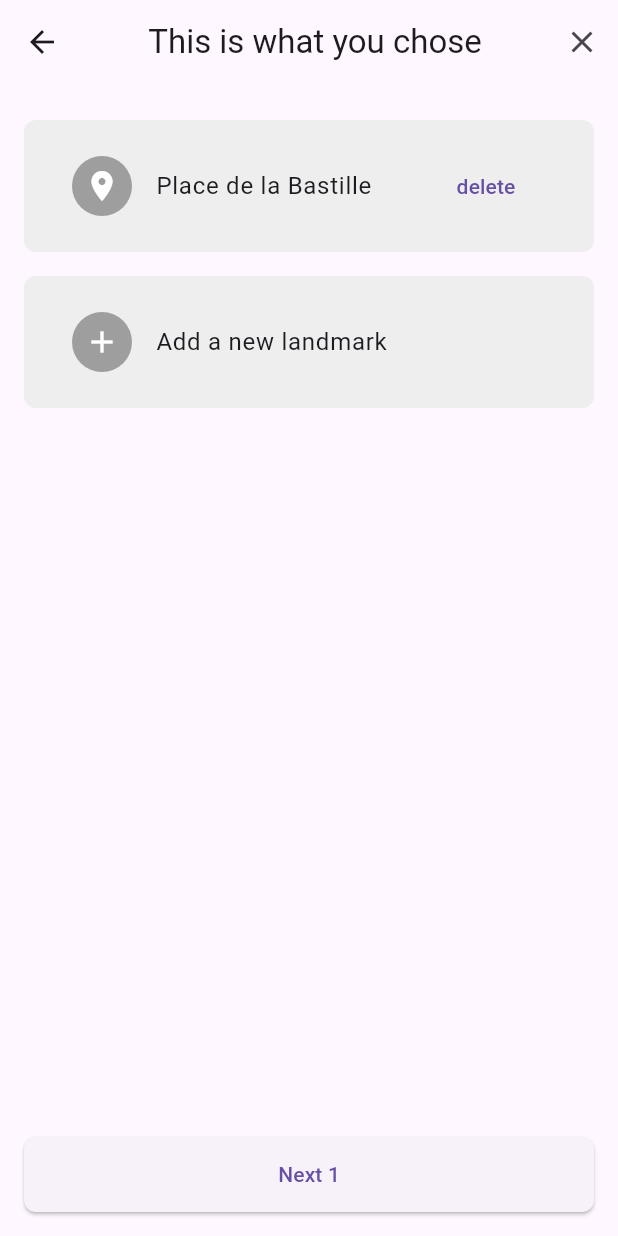
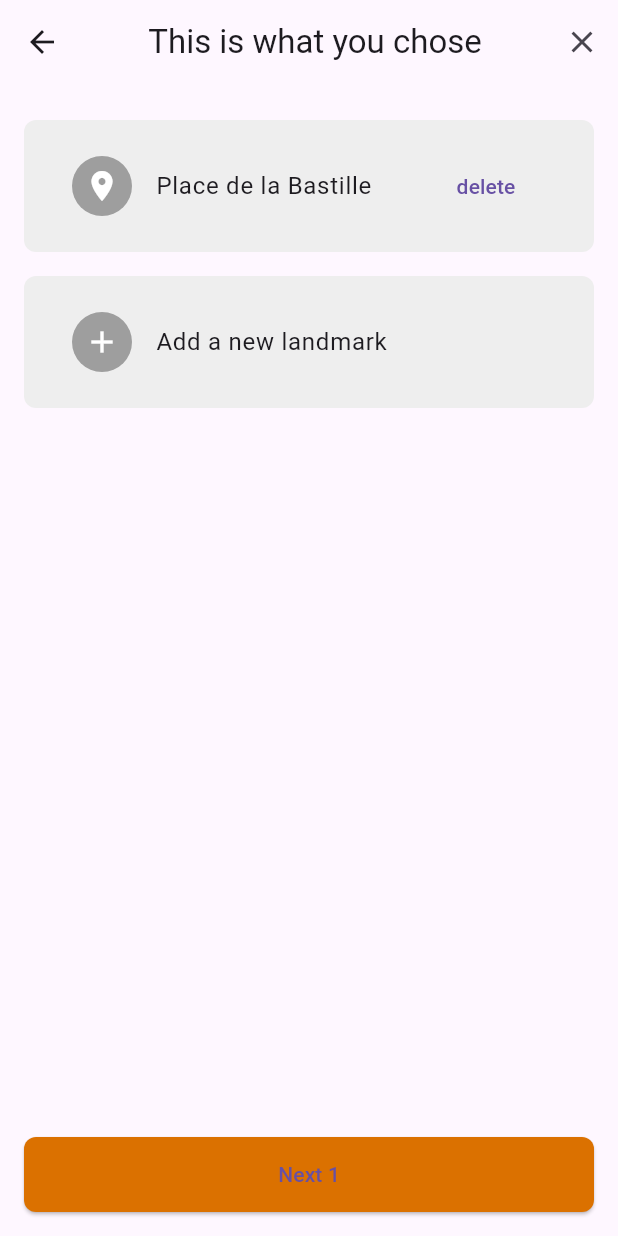
Before and after one commit to Shereen-nasr/tour_guide, a Flutter app: the screen it shows after launch, after a tap on "Next 1", on a phone screen of 412 x 824 dp. Run offline on Flutter 3.47's test engine with Material 3 defaults, Android fonts, the phone set to English and light mode, and no system bars.

Commit message:
Update main.dart

```diff
--- a/lib/main.dart
+++ b/lib/main.dart
@@ -50,6 +50,7 @@ class LandmarkSelectionScreen extends StatelessWidget {
         title: Center(
           child: Text('What do you want to see?'),
         ),
+        backgroundColor: Color(0xffFFFFFF), // Background color of the app bar
         actions: [
           IconButton(
             icon: Icon(Icons.close),
@@ -69,7 +70,9 @@ class LandmarkSelectionScreen extends StatelessWidget {
                   child: TextField(
                     decoration: InputDecoration(
                       hintText: "Enter the landmark's name",
-                      prefixIcon: Icon(Icons.search),
+                      prefixIcon: Icon(Icons.search,
+                          color: Color.fromRGBO(219, 113, 0,
+                              1)), // Color of the icon beside search bar
                       border: OutlineInputBorder(
                         borderRadius: BorderRadius.circular(8.0),
                       ),
@@ -77,7 +80,9 @@ class LandmarkSelectionScreen extends StatelessWidget {
                   ),
                 ),
                 IconButton(
-                  icon: Icon(Icons.map),
+                  icon: Icon(Icons.map,
+                      color: Color.fromRGBO(
+                          219, 113, 0, 1)), // Color of the map icon
                   onPressed: () {
                     // Implement the map action
                   },
@@ -115,7 +120,9 @@ class LandmarkSelectionScreen extends StatelessWidget {
                       title: Text(landmarks[index]['name']!),
                       subtitle: Text(landmarks[index]['description']!),
                       trailing: IconButton(
-                        icon: Icon(Icons.add),
+                        icon: Icon(Icons.add,
+                            color: Color.fromRGBO(
+                                219, 113, 0, 1)), // Color of the '+' button
                         onPressed: () {
                           // Implement the add action
                         },
@@ -136,11 +143,17 @@ class LandmarkSelectionScreen extends StatelessWidget {
                 );
               },
               child: Text('Next 1'),
-              style: ElevatedButton.styleFrom(
-                minimumSize: Size(double.infinity, 50),
-                shape: RoundedRectangleBorder(
-                  borderRadius: BorderRadius.circular(8.0),
+              style: ButtonStyle(
+                backgroundColor: MaterialStateProperty.all<Color>(
+                    Color.fromRGBO(
+                        219, 113, 0, 1)), // Color of the "Next 1" button
+                shape: MaterialStateProperty.all<OutlinedBorder>(
+                  RoundedRectangleBorder(
+                    borderRadius: BorderRadius.circular(8.0),
+                  ),
                 ),
+                minimumSize:
+                    MaterialStateProperty.all<Size>(Size(double.infinity, 50)),
               ),
             ),
           ],
@@ -216,11 +229,17 @@ class SelectedLandmarksScreen extends StatelessWidget {
                 // Implement the next action
               },
               child: Text('Next 1'),
-              style: ElevatedButton.styleFrom(
-                minimumSize: Size(double.infinity, 50),
-                shape: RoundedRectangleBorder(
-                  borderRadius: BorderRadius.circular(8.0),
+              style: ButtonStyle(
+                backgroundColor: MaterialStateProperty.all<Color>(
+                    Color.fromRGBO(
+                        219, 113, 0, 1)), // Color of the "Next 1" button
+                shape: MaterialStateProperty.all<OutlinedBorder>(
+                  RoundedRectangleBorder(
+                    borderRadius: BorderRadius.circular(8.0),
+                  ),
                 ),
+                minimumSize:
+                    MaterialStateProperty.all<Size>(Size(double.infinity, 50)),
               ),
             ),
           ],
```
